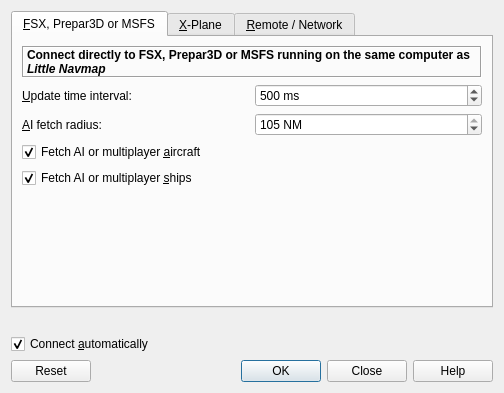
The window that src/connect/connectdialog.ui (albar965/littlenavmap) describes before a commit, drawn with Qt 5.
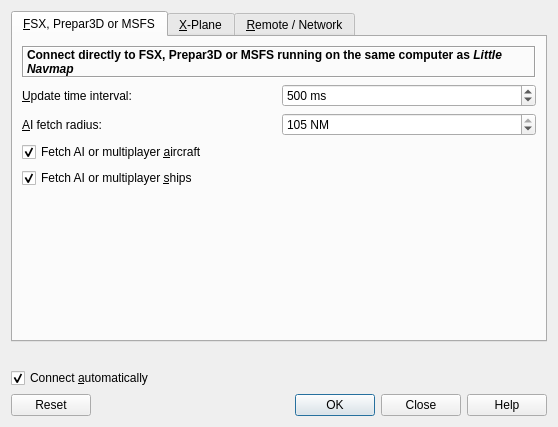
The same window after the commit. Icons and pictures are not drawn.

```diff
--- a/src/connect/connectdialog.ui
+++ b/src/connect/connectdialog.ui
@@ -6,8 +6,8 @@
    <rect>
     <x>0</x>
     <y>0</y>
-    <width>504</width>
-    <height>393</height>
+    <width>558</width>
+    <height>427</height>
    </rect>
   </property>
   <property name="windowTitle">
```
